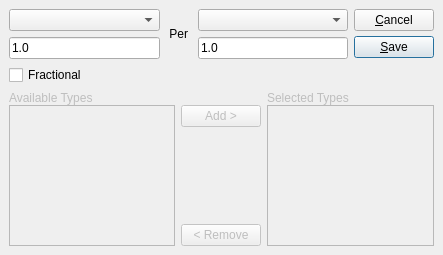
Qt form xtuple/trunk/guiclient/itemUOM.ui (WooodHead/xtuple) before a commit.
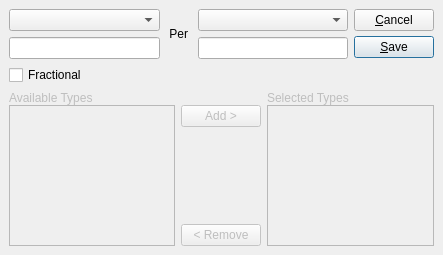
The same form after that commit. Custom widgets are drawn as their Qt base class.

The edit to the form file:
```diff
--- a/xtuple/trunk/guiclient/itemUOM.ui
+++ b/xtuple/trunk/guiclient/itemUOM.ui
@@ -66,16 +66,10 @@
            </item>
            <item row="1" column="2" >
             <widget class="XLineEdit" name="_toValue" >
-             <property name="text" >
-              <string>1.0</string>
-             </property>
             </widget>
            </item>
            <item row="1" column="0" >
             <widget class="XLineEdit" name="_fromValue" >
-             <property name="text" >
-              <string>1.0</string>
-             </property>
             </widget>
            </item>
           </layout>
```
